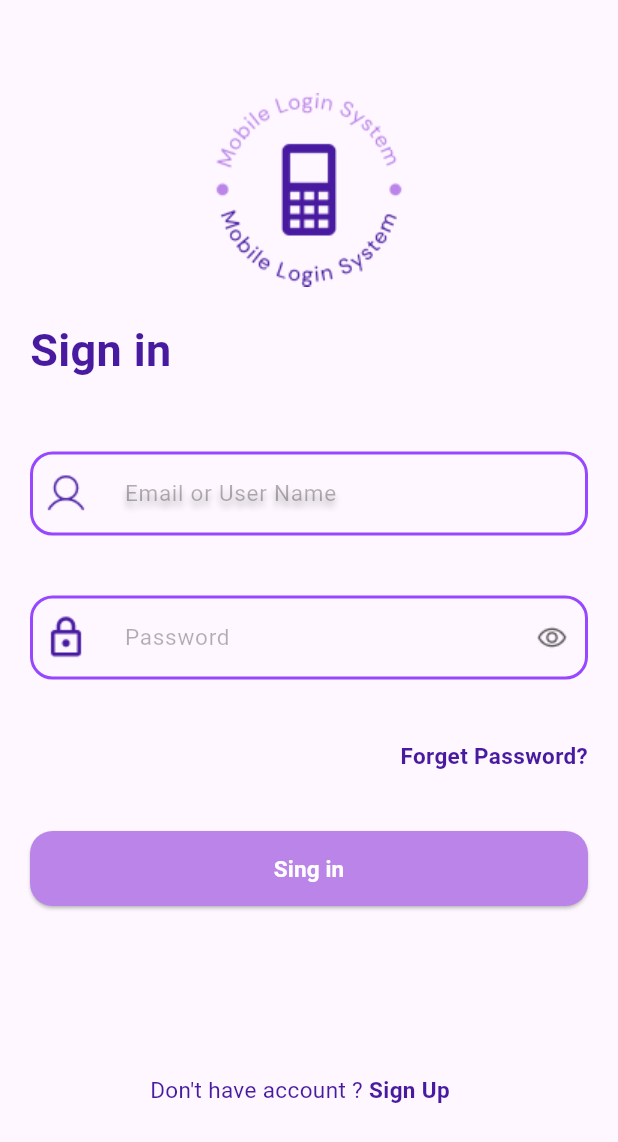
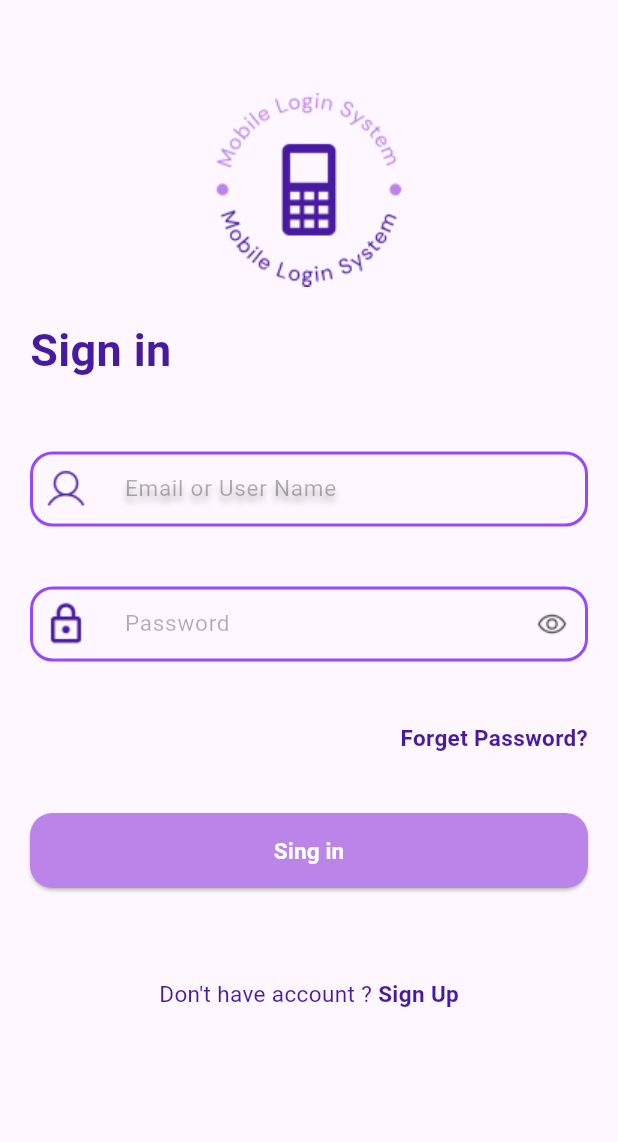
Before and after one commit to turek979/Flutter-navigator-exercise, a Flutter app: the screen it shows after launch, on a phone screen of 412 x 824 dp. Shown: the top 1142 px of the screen. Run offline on Flutter 3.47's test engine with Material 3 defaults, Android fonts, the phone set to English and light mode, and no system bars.

Commit message:
Complete Login and Register views and assign most of the buttons

```diff
--- a/lib/Views/Login_Page/login_view.dart
+++ b/lib/Views/Login_Page/login_view.dart
@@ -2,6 +2,7 @@ import 'package:flutter/material.dart';
 import 'package:flutter_login_exercise/Views/Register_Page/register_view.dart';
 import 'package:flutter_login_exercise/util/images.dart';
 import 'package:flutter_login_exercise/util/app_colors.dart';
+import 'package:flutter_login_exercise/util/textfieldsuffix.dart';
 
 class LoginView extends StatefulWidget {
   const LoginView({super.key});
@@ -15,7 +16,8 @@ class _LoginViewState extends State<LoginView> {
   Widget build(BuildContext context) {
     return SafeArea(
       child: Scaffold(
-        body: Padding(
+        body: SingleChildScrollView(
+          child: Padding(
             padding: const EdgeInsets.all(20.0),
             child: Column(
               children: [
@@ -40,7 +42,10 @@ class _LoginViewState extends State<LoginView> {
                   ],
                 ),
                 const SizedBox(height: 46),
-              TextFormField(
+                SizedBox(
+                  width: 390,
+                  height: 50,
+                  child: TextFormField(
                     decoration: InputDecoration(
                       prefixIcon: Padding(
                         padding: const EdgeInsets.only(right: 11),
@@ -58,46 +63,26 @@ class _LoginViewState extends State<LoginView> {
                                 color: Color.fromRGBO(0, 0, 0, 0.25))
                           ]),
                       border: OutlineInputBorder(
-                      borderRadius: const BorderRadius.all(Radius.circular(15)),
+                          borderRadius:
+                              const BorderRadius.all(Radius.circular(15)),
                           borderSide: BorderSide(
                               color: AppColors.appBorderPurple, width: 2)),
                       focusedBorder: OutlineInputBorder(
-                      borderRadius: const BorderRadius.all(Radius.circular(15)),
+                          borderRadius:
+                              const BorderRadius.all(Radius.circular(15)),
                           borderSide: BorderSide(
                               color: AppColors.appBorderPurple, width: 2)),
                       enabledBorder: OutlineInputBorder(
-                      borderRadius: const BorderRadius.all(Radius.circular(15)),
+                          borderRadius:
+                              const BorderRadius.all(Radius.circular(15)),
                           borderSide: BorderSide(
                               color: AppColors.appBorderPurple, width: 2)),
                     ),
                   ),
+                ),
                 const SizedBox(height: 40),
-              TextFormField(
-                decoration: InputDecoration(
-                  prefixIcon: Padding(
-                    padding: const EdgeInsets.only(right: 11),
-                    child: Image.asset(Images.padlockLogo),
-                  ),
-                  suffixIcon: Image.asset(Images.eyeLogo),
-                  hintText: 'Password',
-                  hintStyle: const TextStyle(
-                      fontSize: 15,
-                      fontWeight: FontWeight.w400,
-                      color: Color.fromRGBO(0, 0, 0, 0.3)),
-                  border: OutlineInputBorder(
-                      borderRadius: const BorderRadius.all(Radius.circular(15)),
-                      borderSide: BorderSide(
-                          color: AppColors.appBorderPurple, width: 2)),
-                  focusedBorder: OutlineInputBorder(
-                      borderRadius: const BorderRadius.all(Radius.circular(15)),
-                      borderSide: BorderSide(
-                          color: AppColors.appBorderPurple, width: 2)),
-                  enabledBorder: OutlineInputBorder(
-                      borderRadius: const BorderRadius.all(Radius.circular(15)),
-                      borderSide: BorderSide(
-                          color: AppColors.appBorderPurple, width: 2)),
-                ),
-              ),
+                const CustomTextFieldSuffix('Password',
+                    suffix: Images.eyeLogo, prefix: Images.padlockLogo),
                 const SizedBox(height: 40),
                 Row(
                   children: [
@@ -133,8 +118,9 @@ class _LoginViewState extends State<LoginView> {
                   ),
                 ),
                 Padding(
-                padding: const EdgeInsets.only(left: 80, right: 80, top: 112),
+                  padding: const EdgeInsets.only(top: 60),
                   child: Row(
+                    mainAxisAlignment: MainAxisAlignment.center,
                     children: [
                       Text(
                         "Don't have account ?",
@@ -145,12 +131,22 @@ class _LoginViewState extends State<LoginView> {
                         ),
                       ),
                       const SizedBox(width: 4),
-                    Text(
+                      GestureDetector(
+                        behavior: HitTestBehavior.translucent,
+                        onTap: () {
+                          Navigator.push(
+                            context,
+                            MaterialPageRoute(
+                                builder: (context) => const RegisterView()),
+                          );
+                        },
+                        child: Text(
                           'Sign Up',
                           style: TextStyle(
                             fontWeight: FontWeight.w700,
                             fontSize: 15,
                             color: AppColors.appPurple,
+                          ),
                         ),
                       ),
                     ],
@@ -160,6 +156,7 @@ class _LoginViewState extends State<LoginView> {
             ),
           ),
         ),
+      ),
     );
   }
 }
--- a/lib/util/images.dart
+++ b/lib/util/images.dart
@@ -4,4 +4,7 @@ class Images {
   static const userLogo = "assets/png/user-logo.png";
   static const padlockLogo = "assets/png/padlock-logo.png";
   static const eyeLogo = "assets/png/eye-logo.png";
+  static const eclipseLogo = "assets/png/Ellipse.png";
+  static const mailLogo = "assets/png/mail-logo.png";
+  static const vector = "assets/png/Vector.png";
 }
--- /dev/null
+++ b/lib/util/textfieldsuffix.dart
@@ -0,0 +1,46 @@
+import 'package:flutter/material.dart';
+import 'package:flutter_login_exercise/util/app_colors.dart';
+
+class CustomTextFieldSuffix extends StatelessWidget{
+
+  final String hintText;
+  final String prefix;
+  final String suffix;
+
+  const CustomTextFieldSuffix(this.hintText, {super.key, required this.suffix, required this.prefix});
+
+  @override
+  Widget build(BuildContext context) {
+    return SizedBox(
+      width: 390,
+      height: 50,
+      child: TextFormField(
+        obscureText: true,
+        decoration: InputDecoration(
+          prefixIcon: Padding(
+            padding: const EdgeInsets.only(right: 11),
+            child: Image.asset(prefix),
+          ),
+          suffixIcon: Image.asset(suffix),
+          hintText: hintText,
+          hintStyle: const TextStyle(
+              fontSize: 15,
+              fontWeight: FontWeight.w400,
+              color: Color.fromRGBO(0, 0, 0, 0.3)),
+          border: OutlineInputBorder(
+              borderRadius: const BorderRadius.all(Radius.circular(15)),
+              borderSide: BorderSide(
+                  color: AppColors.appBorderPurple, width: 2)),
+          focusedBorder: OutlineInputBorder(
+              borderRadius: const BorderRadius.all(Radius.circular(15)),
+              borderSide: BorderSide(
+                  color: AppColors.appBorderPurple, width: 2)),
+          enabledBorder: OutlineInputBorder(
+              borderRadius: const BorderRadius.all(Radius.circular(15)),
+              borderSide: BorderSide(
+                  color: AppColors.appBorderPurple, width: 2)),
+        ),
+      ),
+    );
+  }
+}
```
Also changed, not shown: lib/Views/Register_Page/register_view.dart (+107 -6 lines), lib/util/textfield.dart (added, +40 -0 lines), lib/util/widgets.dart (deleted, +0 -36 lines), assets/png/Ellipse.png (added), assets/png/Vector.png (added), assets/png/mail-logo.png (added), assets/svg/Ellipse.svg (added), lib/main.dart (line endings or trailing spaces). Lines whose indentation alone changed are shown as unchanged.
